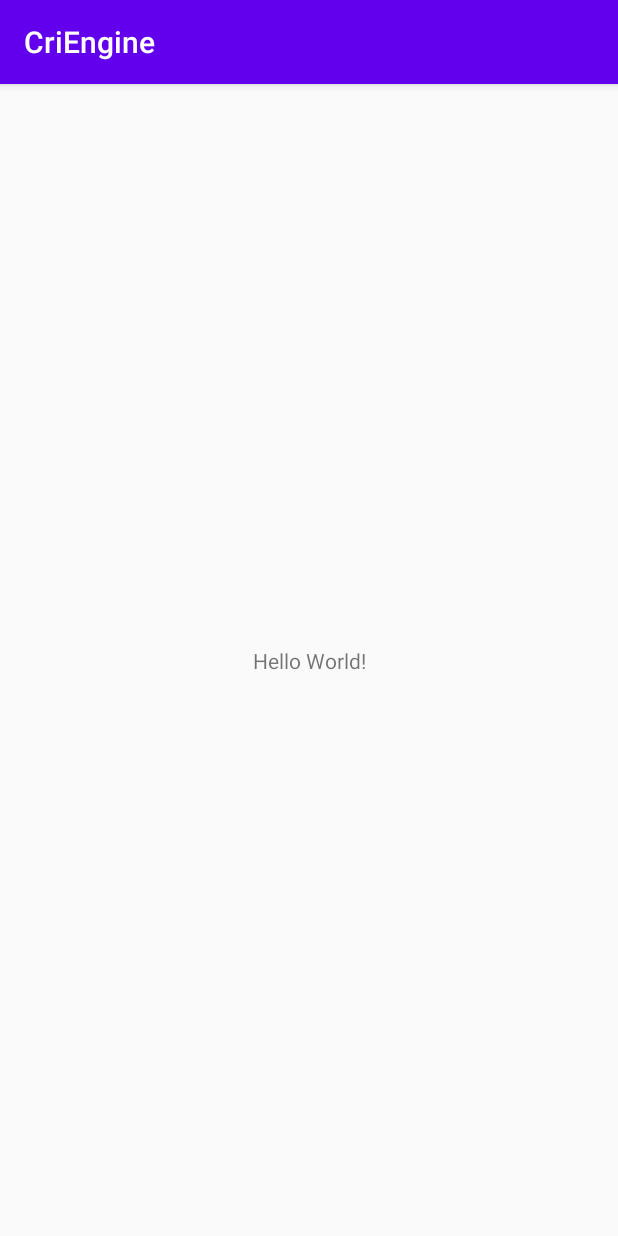
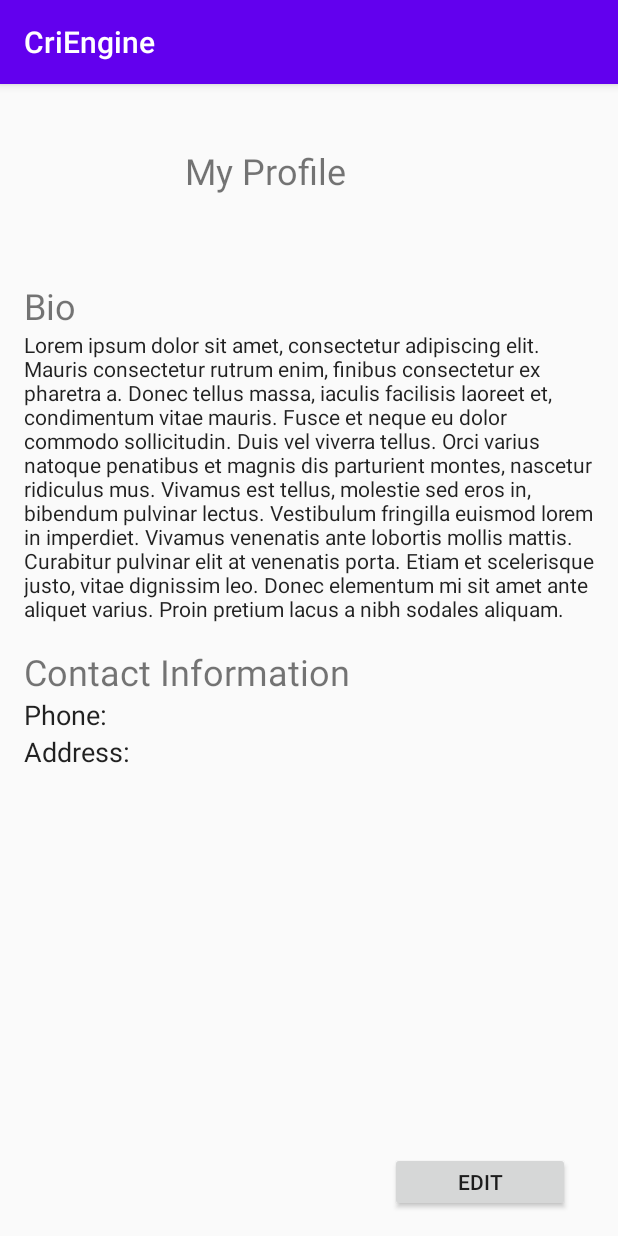
Before and after one commit to CMPUT301F20T05/CriEngine, an Android app: the screen it shows after launch (MainActivity before the commit, ProfileActivity after it), on a phone screen of 412 x 824 dp. Run offline under Robolectric (Android 15) with nearby library versions, the phone set to English and light mode, and no system bars.

Commit message:
feat: activity UI in place, still needs functionality implemented

```diff
--- a/client/app/src/main/AndroidManifest.xml
+++ b/client/app/src/main/AndroidManifest.xml
@@ -9,7 +9,7 @@
         android:roundIcon="@mipmap/ic_launcher_round"
         android:supportsRtl="true"
         android:theme="@style/AppTheme">
-        <activity android:name=".MainActivity">
+        <activity android:name=".ProfileActivity">
             <intent-filter>
                 <action android:name="android.intent.action.MAIN" />
 
--- /dev/null
+++ b/client/app/src/main/java/com/example/criengine/ProfileActivity.java
@@ -0,0 +1,87 @@
+package com.example.criengine;
+
+import android.os.Bundle;
+import android.text.method.KeyListener;
+import android.view.View;
+import android.widget.Button;
+import android.widget.EditText;
+import android.widget.ImageButton;
+import android.widget.TextView;
+
+import androidx.appcompat.app.AppCompatActivity;
+
+public class ProfileActivity extends AppCompatActivity {
+
+    private ImageButton userImageButton;
+    private TextView userTextView;
+    private EditText bioEditText;
+    private EditText phoneEditText;
+    private EditText addressEditText;
+    private Button saveButton;
+    private Button editCancelButton;
+
+    private boolean editing = false;
+
+    private void setPageViewOnly() {
+        saveButton.setVisibility(View.INVISIBLE);
+        editCancelButton.setText(R.string.edit_button);
+
+        bioEditText.setKeyListener(null);
+        phoneEditText.setKeyListener(null);
+        addressEditText.setKeyListener(null);
+    }
+
+    private void setPageEditable() {
+        saveButton.setVisibility(View.VISIBLE);
+        editCancelButton.setText(R.string.cancel_button);
+
+        bioEditText.setKeyListener((KeyListener) bioEditText.getTag());
+        phoneEditText.setKeyListener((KeyListener) phoneEditText.getTag());
+        addressEditText.setKeyListener((KeyListener) addressEditText.getTag());
+    }
+
+    @Override
+    protected void onCreate(Bundle savedInstanceState) {
+        super.onCreate(savedInstanceState);
+        setContentView(R.layout.activity_profile);
+
+        // get all the UI components
+        userImageButton = findViewById(R.id.user_image);
+        userTextView = findViewById(R.id.user_profile_text);
+        bioEditText = findViewById(R.id.bio_text);
+        phoneEditText = findViewById(R.id.phone_text);
+        addressEditText = findViewById(R.id.addr_text);
+        saveButton = findViewById(R.id.save_button);
+        editCancelButton = findViewById(R.id.edit_cancel_button);
+
+        // save the key listeners
+        bioEditText.setTag(bioEditText.getKeyListener());
+        phoneEditText.setTag(phoneEditText.getKeyListener());
+        addressEditText.setTag(addressEditText.getKeyListener());
+
+        editCancelButton.setOnClickListener(new View.OnClickListener() {
+            @Override
+            public void onClick(View v) {
+                if (editing) {
+                    // TODO: reset text by storing current data somewhere
+                    setPageViewOnly();
+                } else {
+                    setPageEditable();
+                }
+                editing = !editing;
+            }
+        });
+
+        saveButton.setOnClickListener(new View.OnClickListener() {
+            @Override
+            public void onClick(View v) {
+                // send to database
+                setPageViewOnly();
+                editing = false;
+            }
+        });
+
+        setPageViewOnly();
+        // TODO: update stuff with user from db
+    }
+}
--- /dev/null
+++ b/client/app/src/main/res/layout/activity_profile.xml
@@ -0,0 +1,125 @@
+<?xml version="1.0" encoding="utf-8"?>
+<androidx.constraintlayout.widget.ConstraintLayout xmlns:android="http://schemas.android.com/apk/res/android"
+    xmlns:app="http://schemas.android.com/apk/res-auto"
+    xmlns:tools="http://schemas.android.com/tools"
+    android:layout_width="match_parent"
+    android:layout_height="match_parent"
+    android:orientation="vertical">
+
+    <LinearLayout
+        android:id="@+id/linearLayout"
+        android:layout_width="0dp"
+        android:layout_height="0dp"
+        android:layout_marginStart="16dp"
+        android:layout_marginEnd="16dp"
+        android:layout_marginBottom="16dp"
+        android:orientation="vertical"
+        app:layout_constraintBottom_toTopOf="@+id/edit_cancel_button"
+        app:layout_constraintEnd_toEndOf="parent"
+        app:layout_constraintHorizontal_bias="0.9"
+        app:layout_constraintStart_toStartOf="parent"
+        app:layout_constraintTop_toTopOf="parent"
+        app:layout_constraintVertical_bias="1.0">
+
+        <androidx.constraintlayout.widget.ConstraintLayout
+            android:layout_width="match_parent"
+            android:layout_height="115dp">
+
+            <ImageButton
+                android:id="@+id/user_image"
+                android:layout_width="75dp"
+                android:layout_height="75dp"
+                android:layout_marginStart="16dp"
+                android:layout_marginTop="16dp"
+                android:layout_marginBottom="16dp"
+                android:background="@null"
+                app:layout_constraintBottom_toBottomOf="parent"
+                app:layout_constraintStart_toStartOf="parent"
+                app:layout_constraintTop_toTopOf="parent"
+                tools:srcCompat="@tools:sample/avatars" />
+
+            <TextView
+                android:id="@+id/user_profile_text"
+                android:layout_width="0dp"
+                android:layout_height="wrap_content"
+                android:layout_marginStart="16dp"
+                android:layout_marginEnd="16dp"
+                android:ems="10"
+                android:inputType="textPersonName"
+                android:text="@string/user_profile_text"
+                android:textSize="24sp"
+                app:layout_constraintBottom_toBottomOf="parent"
+                app:layout_constraintEnd_toEndOf="parent"
+                app:layout_constraintStart_toEndOf="@+id/user_image"
+                app:layout_constraintTop_toTopOf="parent" />
+
+        </androidx.constraintlayout.widget.ConstraintLayout>
+
+        <TextView
+            android:id="@+id/bio_header"
+            android:layout_width="227dp"
+            android:layout_height="wrap_content"
+            android:layout_marginTop="16sp"
+            android:text="@string/bio_header"
+            android:textSize="24sp"
+            app:layout_constraintStart_toStartOf="parent" />
+
+        <EditText
+            android:id="@+id/bio_text"
+            android:layout_width="match_parent"
+            android:layout_height="wrap_content"
+            android:breakStrategy="simple"
+            android:text="@string/lorem_ipsum"
+            android:textSize="14sp"
+            android:background="@null"
+            app:layout_constraintEnd_toEndOf="parent" />
+
+        <TextView
+            android:id="@+id/contact_info_text"
+            android:layout_width="match_parent"
+            android:layout_height="wrap_content"
+            android:layout_marginTop="16sp"
+            android:text="@string/contact_info"
+            android:textSize="24sp"
+            app:layout_constraintEnd_toEndOf="parent"
+            app:layout_constraintStart_toStartOf="parent" />
+
+        <EditText
+            android:id="@+id/phone_text"
+            android:layout_width="match_parent"
+            android:layout_height="wrap_content"
+            android:text="@string/phone_text"
+            android:background="@null"
+            android:textSize="18sp" />
+
+        <EditText
+            android:id="@+id/addr_text"
+            android:layout_width="match_parent"
+            android:layout_height="wrap_content"
+            android:text="@string/address_text"
+            android:background="@null"
+            android:textSize="18sp" />
+
+    </LinearLayout>
+
+    <Button
+        android:id="@+id/edit_cancel_button"
+        android:layout_width="120sp"
+        android:layout_height="40sp"
+        android:layout_marginEnd="32dp"
+        android:layout_marginBottom="16dp"
+        android:text="@string/edit_button"
+        app:layout_constraintBottom_toBottomOf="parent"
+        app:layout_constraintEnd_toEndOf="parent" />
+
+    <Button
+        android:id="@+id/save_button"
+        android:layout_width="120sp"
+        android:layout_height="40sp"
+        android:layout_marginStart="32dp"
+        android:layout_marginBottom="16dp"
+        android:text="@string/save_button"
+        app:layout_constraintBottom_toBottomOf="parent"
+        app:layout_constraintStart_toStartOf="parent" />
+
+</androidx.constraintlayout.widget.ConstraintLayout>
--- a/client/app/src/main/res/values/strings.xml
+++ b/client/app/src/main/res/values/strings.xml
@@ -1,3 +1,12 @@
 <resources>
     <string name="app_name">CriEngine</string>
+    <string name="user_profile_text">My Profile</string>
+    <string name="bio_header">Bio</string>
+    <string name="contact_info">Contact Information</string>
+    <string name="phone_text">Phone:</string>
+    <string name="address_text">Address:</string>
+    <string name="cancel_button">Cancel</string>
+    <string name="edit_button">Edit</string>
+    <string name="save_button">Save</string>
+    <string name="lorem_ipsum">Lorem ipsum dolor sit amet, consectetur adipiscing elit. Mauris consectetur rutrum enim, finibus consectetur ex pharetra a. Donec tellus massa, iaculis facilisis laoreet et, condimentum vitae mauris. Fusce et neque eu dolor commodo sollicitudin. Duis vel viverra tellus. Orci varius natoque penatibus et magnis dis parturient montes, nascetur ridiculus mus. Vivamus est tellus, molestie sed eros in, bibendum pulvinar lectus. Vestibulum fringilla euismod lorem in imperdiet. Vivamus venenatis ante lobortis mollis mattis. Curabitur pulvinar elit at venenatis porta. Etiam et scelerisque justo, vitae dignissim leo. Donec elementum mi sit amet ante aliquet varius. Proin pretium lacus a nibh sodales aliquam.</string>
 </resources>
```
